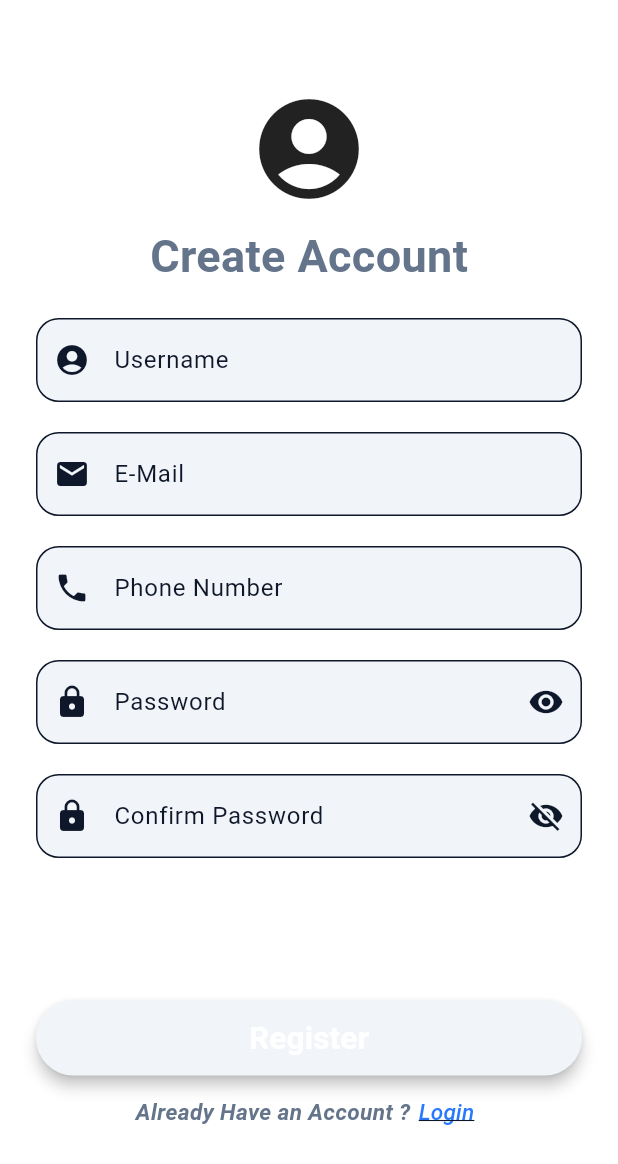
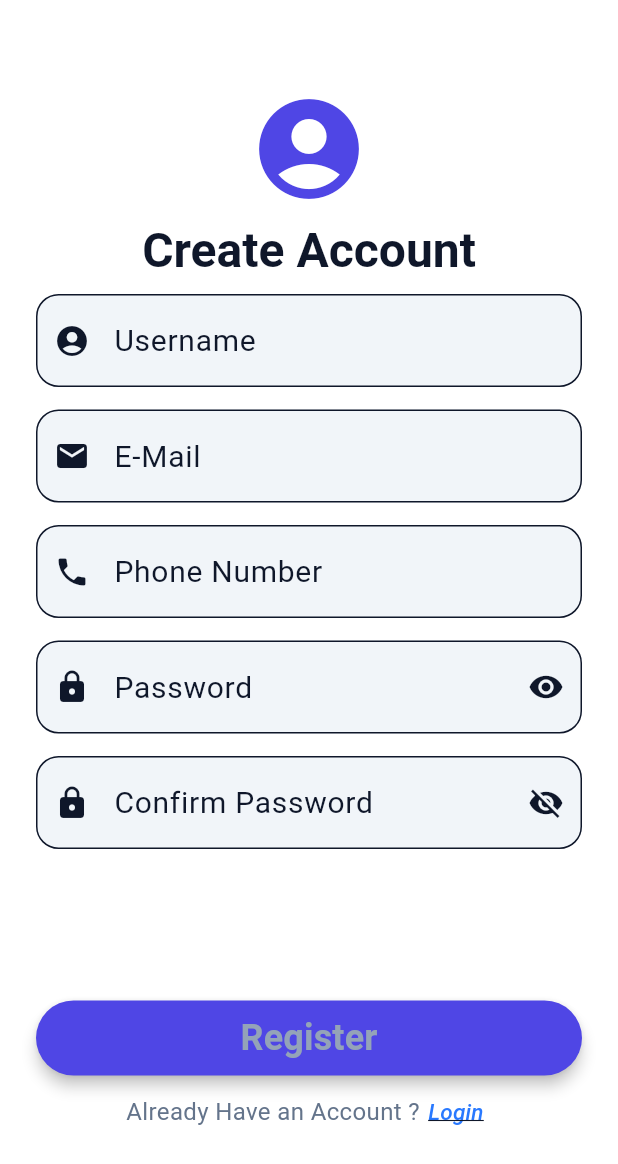
Before and after one commit to Galon123/Campus-Market-Place-App, a Flutter app: the screen it shows after launch, after a tap on "Register", on a phone screen of 412 x 824 dp. Shown: the top 1164 px of the screen. Run offline on Flutter 3.47's test engine with Material 3 defaults, Android fonts, the phone set to English and light mode, and no system bars; our stand-ins replace cookie_jar, dio, dio_cookie_manager, shared_preferences; network calls fail.

Commit message:
style: Changed Register and Login Screen UI for dark and light modes

```diff
--- a/lib/screens/loginScreen.dart
+++ b/lib/screens/loginScreen.dart
@@ -76,13 +76,9 @@ class _LoginScreenState extends State<LoginScreen> {
               child: Column(
                 mainAxisAlignment: MainAxisAlignment.center,
                 children: [
-                  Icon(Icons.school, color: colors.secondary, size: 90,),
+                  Icon(Icons.school, size: 90,),
                   const SizedBox(height: 20,),
-                  Text("Campus MarketPlace", style: TextStyle(
-                    color: colors.secondary,
-                    fontSize: AppTextSizes.mainHeadings,
-                    fontWeight: FontWeight.bold
-                  ),),
+                  Text("Campus MarketPlace", style: text.titleLarge),
                   const SizedBox(height: 30),
 
                   TextFormField(
@@ -128,7 +124,7 @@ class _LoginScreenState extends State<LoginScreen> {
                       onPressed: _isLoading ? null : handleLogin,
                       child: _isLoading
                       ? const CircularProgressIndicator(color: Colors.white,)
-                      : Text("Login", style: text.titleMedium)
+                      : Text("Login", style: text.titleSmall)
                     ),
                   ),
                   const SizedBox(height: 5,),
@@ -144,7 +140,7 @@ class _LoginScreenState extends State<LoginScreen> {
                           minimumSize: Size(0, 0),
                           tapTargetSize: MaterialTapTargetSize.padded
                         ),
-                        child: Text("Register", style: text.labelMedium)
+                        child: Text("Register", style: TextStyle(color: Colors.blueAccent.shade200, decoration: TextDecoration.underline),)
                       )
                     ],
                   )
--- a/lib/screens/registerScreen.dart
+++ b/lib/screens/registerScreen.dart
@@ -49,6 +49,9 @@ class _RegisterScreenState extends State<RegisterScreen> {
       }
     }
 
+    final colors = Theme.of(context).colorScheme;
+    final text = Theme.of(context).textTheme;
+
     return Scaffold(
       body: Center(
         child: Container(
@@ -57,15 +60,11 @@ class _RegisterScreenState extends State<RegisterScreen> {
           child: Column(
             mainAxisSize: MainAxisSize.min,
             children: [
-              Icon(Icons.account_circle, size: 80,color: AppColors.textComplemtaryColor,),
+              Icon(Icons.account_circle, size: 80,),
               Padding(
-                padding: const EdgeInsets.all(10.0),
-                child: Text("Create Account", style: TextStyle(
-                  fontSize: AppTextSizes.mainHeadings,
-                  fontWeight: FontWeight.w700
-                ),),
+                padding: const EdgeInsets.all(8.0),
+                child: Text("Create Account", style: text.titleLarge),
               ),
-              const SizedBox(height: 10,),
               Expanded(
                 child: ListView(
                   children: [
@@ -80,7 +79,7 @@ class _RegisterScreenState extends State<RegisterScreen> {
                               labelText: "Username",
                               border: OutlineInputBorder(borderRadius: BorderRadius.circular(15)),
                               filled: true,
-                              fillColor: AppColors.textColorDefault
+                              fillColor: colors.surface
                             ),
                             validator: (value)  {
                               if(value!.isEmpty) return "Required";
@@ -88,7 +87,7 @@ class _RegisterScreenState extends State<RegisterScreen> {
                               return null;
                             },
                           ),
-                          const SizedBox(height: 20,),
+                          const SizedBox(height: 15,),
                           TextFormField(
                             controller: _emailController,
                             keyboardType: TextInputType.emailAddress,
@@ -97,7 +96,7 @@ class _RegisterScreenState extends State<RegisterScreen> {
                               labelText: "E-Mail",
                               border: OutlineInputBorder(borderRadius: BorderRadius.circular(15)),
                               filled: true,
-                              fillColor: AppColors.textColorDefault
+                              fillColor: colors.surface
                             ),
                             validator: (value)  {
                               if(value!.isEmpty) return "Required";
@@ -105,7 +104,7 @@ class _RegisterScreenState extends State<RegisterScreen> {
                               return null;
                             },
                           ),
-                          const SizedBox(height: 20,),
+                          const SizedBox(height: 15,),
                           TextFormField(
                             controller: _phoneNoController,
                             keyboardType: TextInputType.number,
@@ -114,7 +113,7 @@ class _RegisterScreenState extends State<RegisterScreen> {
                               labelText: "Phone Number",
                               border: OutlineInputBorder(borderRadius: BorderRadius.circular(15)),
                               filled: true,
-                              fillColor: AppColors.textColorDefault
+                              fillColor: colors.surface
                             ),
                             validator: (value)  {
                               if(value!.isEmpty) return "Required";
@@ -122,7 +121,7 @@ class _RegisterScreenState extends State<RegisterScreen> {
                               return null;
                             },
                           ),
-                          const SizedBox(height: 20,),
+                          const SizedBox(height: 15,),
                           TextFormField(
                             controller: _passwordController,
                             obscureText: !_isPassVisible,
@@ -131,7 +130,7 @@ class _RegisterScreenState extends State<RegisterScreen> {
                               labelText: "Password",
                               border: OutlineInputBorder(borderRadius: BorderRadius.circular(15)),
                               filled: true,
-                              fillColor: AppColors.textColorDefault,
+                              fillColor: colors.surface,
                               suffixIcon: IconButton(
                                 icon: Icon(
                                   _isPassVisible ? Icons.visibility : Icons.visibility_off
@@ -147,7 +146,7 @@ class _RegisterScreenState extends State<RegisterScreen> {
                               return null;
                             },
                           ),
-                          const SizedBox(height: 20,),
+                          const SizedBox(height: 15,),
                           TextFormField(
                             controller: _confirmPasswordController,
                             obscureText: !_isConfirmPassVisible,
@@ -156,7 +155,7 @@ class _RegisterScreenState extends State<RegisterScreen> {
                               labelText: "Confirm Password",
                               border: OutlineInputBorder(borderRadius: BorderRadius.circular(15)),
                               filled: true,
-                              fillColor: AppColors.textColorDefault,
+                              fillColor: colors.surface,
                               suffixIcon: IconButton(
                                 icon: Icon(
                                   _isConfirmPassVisible ? Icons.visibility : Icons.visibility_off
@@ -170,7 +169,7 @@ class _RegisterScreenState extends State<RegisterScreen> {
                               return null;
                             },
                           ),
-                          const SizedBox(height: 30,),
+                          const SizedBox(height: 15,),
 
                         ],
                       )
@@ -182,26 +181,17 @@ class _RegisterScreenState extends State<RegisterScreen> {
                 height: 50,
                 width: double.infinity,
                 child: ElevatedButton(
-                  style: ElevatedButton.styleFrom(backgroundColor: AppColors.primaryColor, elevation: 4),
+                  style: ElevatedButton.styleFrom(backgroundColor: colors.primary, elevation: 4),
                   onPressed: _isLoading ? null : handleRegister,
                   child: _isLoading
                   ? CircularProgressIndicator(color: Colors.white,)
-                  : Text("Register", style: TextStyle(
-                      fontSize: AppTextSizes.subHeadings,
-                      fontWeight: FontWeight.w600,
-                      color: Colors.white
-                    ),)
+                  : Text("Register", style: text.titleSmall)
                 ),
               ),
               Row(
                 mainAxisAlignment: MainAxisAlignment.center,
                 children: [
-                  Text("Already Have an Account ?", style: TextStyle(
-                    color: AppColors.textComplemtaryColor,
-                    fontStyle: FontStyle.italic,
-                    fontSize: AppTextSizes.smallText,
-                    fontWeight: FontWeight.w600
-                  ),),
+                  Text("Already Have an Account ?", style: text.bodyMedium),
                   TextButton(
                     onPressed: () {Navigator.of(context).popUntil((route)=>route.isFirst);},
                     style: TextButton.styleFrom(
--- a/lib/theme/AppTheme.dart
+++ b/lib/theme/AppTheme.dart
@@ -19,13 +19,15 @@ class Apptheme {
       onError: Colors.white
     ),
     textTheme: const TextTheme(
-      labelMedium: TextStyle(color: LightModeColor.textSecondary),
-      titleLarge: TextStyle(color: LightModeColor.textPrimary),
-      titleMedium: TextStyle(color: LightModeColor.textSecondary),
-      titleSmall: TextStyle(color: LightModeColor.textMuted),
-      bodyLarge: TextStyle(color: LightModeColor.textPrimary),
-      bodyMedium: TextStyle(color: LightModeColor.textSecondary),
-      bodySmall: TextStyle(color: LightModeColor.textMuted)
+      titleLarge: TextStyle(color: LightModeColor.textPrimary,fontWeight: FontWeight.bold, fontSize: 32),
+      titleMedium: TextStyle(color: LightModeColor.textSecondary,fontWeight: FontWeight.bold, fontSize: 28),
+      titleSmall: TextStyle(color: LightModeColor.textMuted,fontWeight: FontWeight.bold, fontSize: 24),
+      bodyLarge: TextStyle(color: LightModeColor.textPrimary, fontSize: 20),
+      bodyMedium: TextStyle(color: LightModeColor.textSecondary, fontSize: 16),
+      bodySmall: TextStyle(color: LightModeColor.textMuted, fontSize: 12)
+    ),
+    iconTheme: const IconThemeData(
+      color: LightModeColor.brand
     )
   );
 
@@ -44,10 +46,16 @@ class Apptheme {
       onError: Colors.white,
     ),
     textTheme: const TextTheme(
-      bodyLarge: TextStyle(color: DarkModeColor.textPrimary),
-      bodyMedium: TextStyle(color: DarkModeColor.textSecondary),
-      bodySmall: TextStyle(color: DarkModeColor.textMuted),
+      titleLarge: TextStyle(color: DarkModeColor.textPrimary,fontWeight: FontWeight.bold, fontSize: 32),
+      titleMedium: TextStyle(color: DarkModeColor.textSecondary,fontWeight: FontWeight.bold, fontSize: 28),
+      titleSmall: TextStyle(color: DarkModeColor.textMuted,fontWeight: FontWeight.bold, fontSize: 24),
+      bodyLarge: TextStyle(color: DarkModeColor.textPrimary, fontSize: 20),
+      bodyMedium: TextStyle(color: DarkModeColor.textSecondary, fontSize: 16),
+      bodySmall: TextStyle(color: DarkModeColor.textMuted, fontSize: 12),
     ),
+    iconTheme: const IconThemeData(
+      color: LightModeColor.subtle
+    )
   );
 }
 
```
Also changed, not shown: lib/screens/profileScreen.dart (+22 -18 lines), 1 other file.
